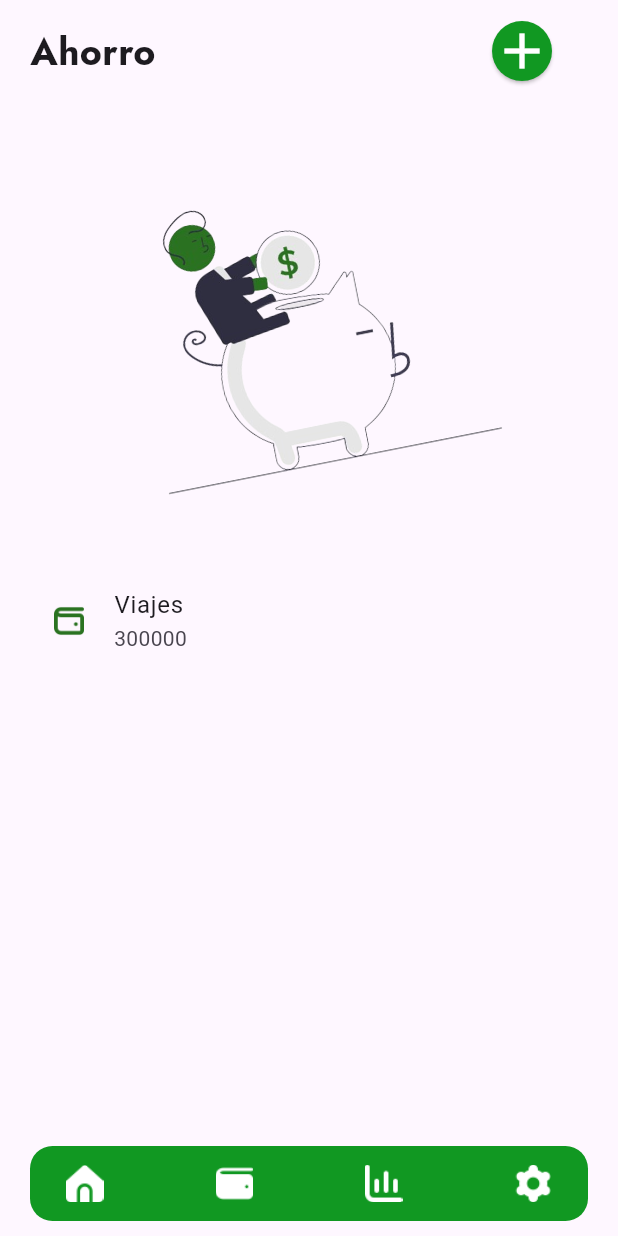
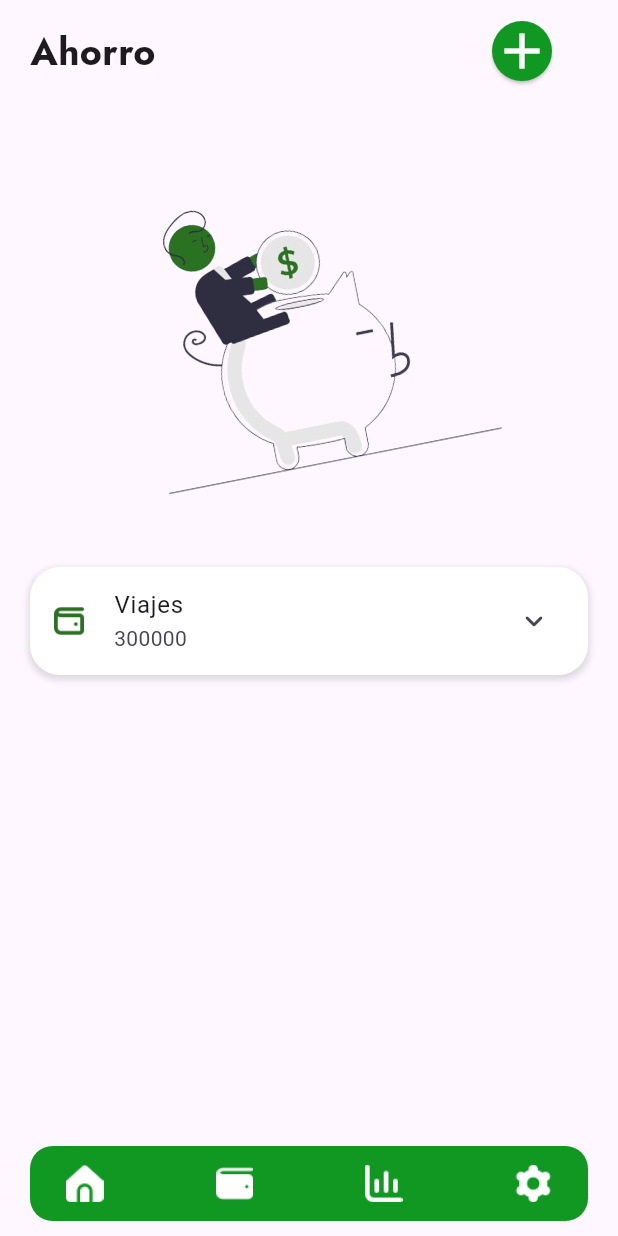
Before and after one commit to DPooL2004/GetFunds, a Flutter app: the Ahorro screen opened directly, on a phone screen of 412 x 824 dp. Run offline on Flutter 3.47's test engine with Material 3 defaults, Android fonts, the phone set to English and light mode, and no system bars; our stand-ins replace animated_splash_screen, cloud_firestore, firebase_auth, firebase_core, fluttertoast, local_auth and 1 more; accounts and stored records are empty; project files that could hold a hidden picture were left out.

Commit message:
Estilizo cards

```diff
--- a/lib/vistas/ahorro.dart
+++ b/lib/vistas/ahorro.dart
@@ -72,7 +72,21 @@ class Ahorro extends StatelessWidget {
                     padding: EdgeInsets.only(top: 0, bottom: 10, left: 20, right: 20),
                     child: ListView(
                       children: [
-                        ListTile(
+                        Container(
+                          decoration: BoxDecoration(
+                            color: Colors.white,
+                            borderRadius: BorderRadius.circular(20),
+                            boxShadow: [
+                              BoxShadow(
+                                color: Colors.black12,
+                                spreadRadius: 1,
+                                blurRadius: 3,
+                                offset: Offset(0,2)
+                              )
+                            ]
+                          ),
+                          child: ListTile(
+                            trailing: Icon(Icons.keyboard_arrow_down_rounded),
                             title: Text("Viajes"),
                             subtitle: Text('300000'),
                             leading: Container(
@@ -82,6 +96,7 @@ class Ahorro extends StatelessWidget {
                                 image: DecorationImage(
                                   image: AssetImage('img/cartera.png')
                                 )
+                              ),
                             ),
                           ),
                         )
@@ -144,7 +159,11 @@ class Ahorro extends StatelessWidget {
                             style: FilledButton.styleFrom(
                                 backgroundColor: Colors.transparent
                             ),
-                            onPressed: (){},
+                            onPressed: (){
+                              Navigator.push(context,
+                                  MaterialPageRoute(builder: (context)=>Estadisticas())
+                              );
+                            },
                             child: Container(
                               height: 25,
                               width: 25,
@@ -159,7 +178,11 @@ class Ahorro extends StatelessWidget {
                             style: FilledButton.styleFrom(
                                 backgroundColor: Colors.transparent
                             ),
-                            onPressed: (){},
+                            onPressed: (){
+                              Navigator.push(context,
+                                  MaterialPageRoute(builder: (context)=>Ajustes())
+                              );
+                            },
                             child: Container(
                               height: 25,
                               width: 25,
```
Lines whose indentation alone changed are shown as unchanged.
